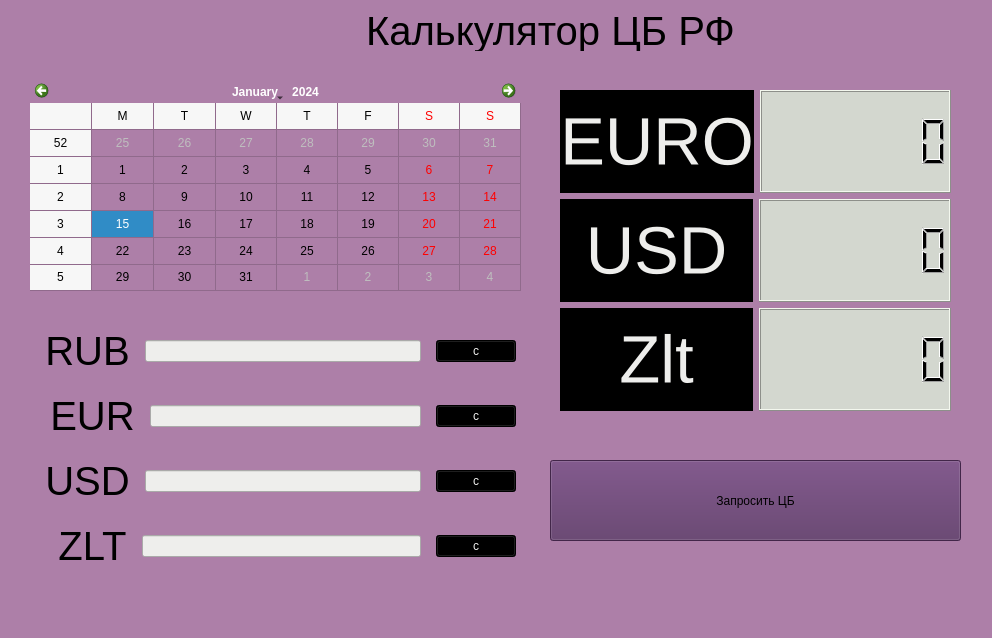
Above: simple_converter.ui from MikFogel/cbr before the change. Below: the same form after it.
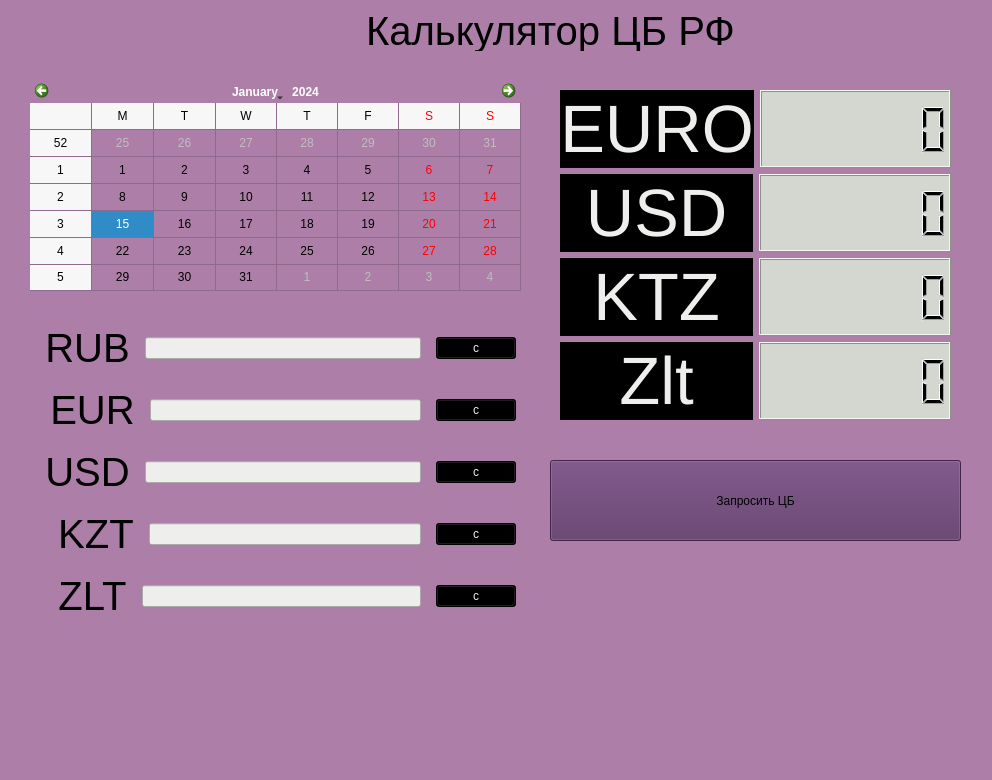
That is the form after the change.

Diff of the .ui file:
```diff
--- a/simple_converter.ui
+++ b/simple_converter.ui
@@ -7,7 +7,7 @@
     <x>0</x>
     <y>0</y>
     <width>992</width>
-    <height>638</height>
+    <height>780</height>
    </rect>
   </property>
   <property name="windowTitle">
@@ -39,7 +39,7 @@
       <x>550</x>
       <y>80</y>
       <width>411</width>
-      <height>341</height>
+      <height>350</height>
      </rect>
     </property>
     <layout class="QVBoxLayout" name="verticalLayout">
@@ -133,6 +133,51 @@
        </item>
       </layout>
      </item>
+     <item>
+      <layout class="QHBoxLayout" name="horizontalLayout_2">
+       <property name="leftMargin">
+        <number>0</number>
+       </property>
+       <property name="topMargin">
+        <number>0</number>
+       </property>
+       <property name="rightMargin">
+        <number>0</number>
+       </property>
+       <property name="bottomMargin">
+        <number>0</number>
+       </property>
+       <item>
+        <widget class="QLabel" name="kzt_lcd_lbl">
+         <property name="font">
+          <font>
+           <pointsize>50</pointsize>
+          </font>
+         </property>
+         <property name="styleSheet">
+          <string notr="true">background-color: rgb(0, 0, 0);
+color: rgb(238, 238, 236);</string>
+         </property>
+         <property name="text">
+          <string>KTZ</string>
+         </property>
+         <property name="alignment">
+          <set>Qt::AlignCenter</set>
+         </property>
+        </widget>
+       </item>
+       <item>
+        <widget class="QLCDNumber" name="lcd_kzt">
+         <property name="styleSheet">
+          <string notr="true">background-color: rgb(211, 215, 207);</string>
+         </property>
+         <property name="digitCount">
+          <number>7</number>
+         </property>
+        </widget>
+       </item>
+      </layout>
+     </item>
      <item>
       <layout class="QHBoxLayout" name="horizontalLayout_7">
        <item>
@@ -193,7 +238,7 @@
       <x>30</x>
       <y>310</y>
       <width>501</width>
-      <height>281</height>
+      <height>324</height>
      </rect>
     </property>
     <layout class="QVBoxLayout" name="converter_lay">
@@ -392,6 +437,67 @@
        </item>
       </layout>
      </item>
+     <item>
+      <layout class="QHBoxLayout" name="horizontalLayout_9">
+       <property name="spacing">
+        <number>15</number>
+       </property>
+       <property name="sizeConstraint">
+        <enum>QLayout::SetMinimumSize</enum>
+       </property>
+       <property name="leftMargin">
+        <number>18</number>
+       </property>
+       <property name="topMargin">
+        <number>5</number>
+       </property>
+       <property name="rightMargin">
+        <number>5</number>
+       </property>
+       <property name="bottomMargin">
+        <number>5</number>
+       </property>
+       <item>
+        <widget class="QLabel" name="kz_lbl">
+         <property name="font">
+          <font>
+           <pointsize>30</pointsize>
+          </font>
+         </property>
+         <property name="text">
+          <string>KZT</string>
+         </property>
+         <property name="alignment">
+          <set>Qt::AlignCenter</set>
+         </property>
+        </widget>
+       </item>
+       <item>
+        <widget class="QLineEdit" name="kzt_result">
+         <property name="styleSheet">
+          <string notr="true">background-color: rgb(238, 238, 236);</string>
+         </property>
+         <property name="alignment">
+          <set>Qt::AlignCenter</set>
+         </property>
+         <property name="readOnly">
+          <bool>false</bool>
+         </property>
+        </widget>
+       </item>
+       <item>
+        <widget class="QPushButton" name="cp_kzt">
+         <property name="styleSheet">
+          <string notr="true">background-color: rgb(0, 0, 0);
+color: rgb(238, 238, 236);</string>
+         </property>
+         <property name="text">
+          <string>c</string>
+         </property>
+        </widget>
+       </item>
+      </layout>
+     </item>
      <item>
       <layout class="QHBoxLayout" name="horizontalLayout_8">
        <property name="spacing">
```
